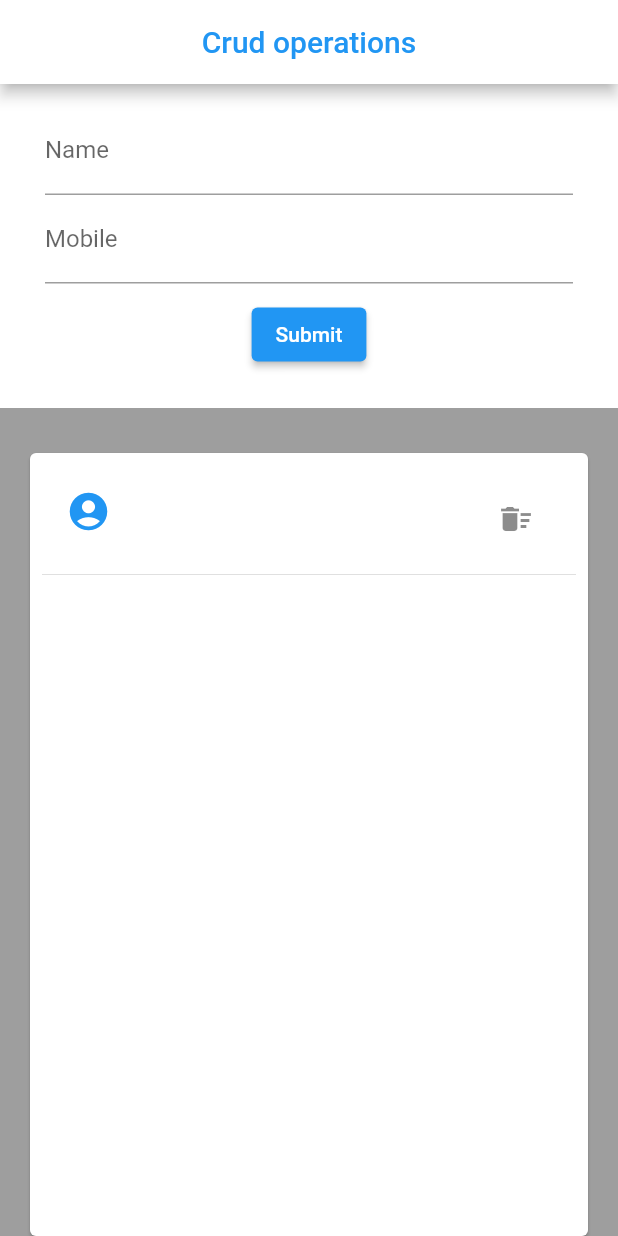
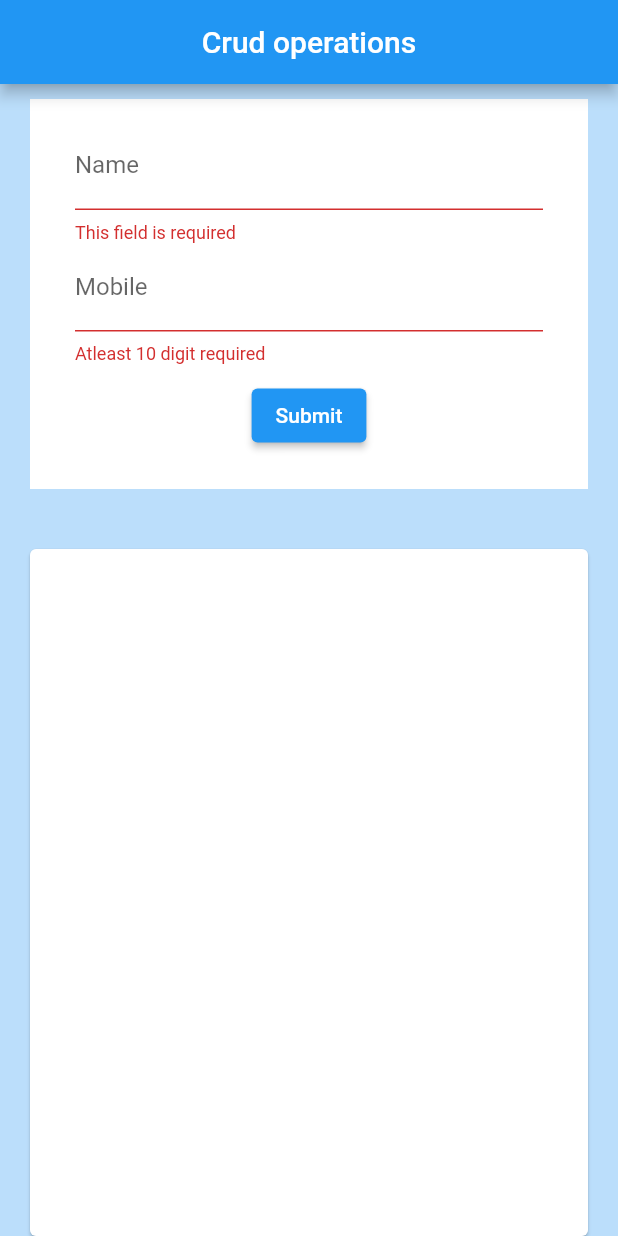
Before and after one commit to sushmitamaurya/Local_data_app, a Flutter app: the screen it shows after launch, after a tap on "Submit", on a phone screen of 412 x 824 dp. Run offline on Flutter 3.47's test engine with Material 2 defaults, Android fonts, the phone set to English and light mode, and no system bars; our stand-ins replace sqflite; accounts and stored records are empty.

Commit message:
Slove issues

```diff
--- /dev/null
+++ b/lib/homePage.dart
@@ -0,0 +1,166 @@
+import 'package:flutter/cupertino.dart';
+import 'package:flutter/material.dart';
+import 'package:flutter/src/widgets/container.dart';
+import 'package:flutter/src/widgets/framework.dart';
+import 'package:local_data/db/database_form.dart';
+import 'package:local_data/models/contact.dart';
+
+class HomePage extends StatefulWidget {
+  const HomePage({super.key});
+
+  @override
+  State<HomePage> createState() => _HomePageState();
+}
+
+class _HomePageState extends State<HomePage> {
+  Contact _contact = Contact(mobile: '', name: '', id: null);
+  List<Contact> _contacts = [];
+  DatabaseForm? _dbForm;
+
+  final _formKey = GlobalKey<FormState>();
+  final _ctrlName = TextEditingController();
+  final _ctrlMobile = TextEditingController();
+
+  @override
+  void initState() {
+    super.initState();
+    setState(() {
+      _dbForm = DatabaseForm.instace;
+    });
+    _refreshContactList();
+  }
+
+  @override
+  Widget build(BuildContext context) {
+    return Scaffold(
+      backgroundColor: Colors.blue[100],
+      appBar: AppBar(
+        backgroundColor: Colors.blue,
+        title: const Center(
+            child: Text(
+          "Crud operations",
+          style: TextStyle(color: Colors.white),
+        )),
+      ),
+      body: Center(
+          child: Column(
+        mainAxisAlignment: MainAxisAlignment.start,
+        children: [_form(), _list()],
+      )),
+    );
+  }
+
+  _form() => Container(
+        color: Colors.white,
+        margin: EdgeInsets.fromLTRB(20, 10, 20, 10),
+        padding: EdgeInsets.symmetric(vertical: 15, horizontal: 30),
+        child: Form(
+          key: _formKey,
+          child: Column(
+            children: [
+              TextFormField(
+                controller: _ctrlName,
+                decoration: InputDecoration(labelText: 'Name'),
+                onSaved: (val) => setState(() => _contact.name = val!),
+                validator: (val) =>
+                    (val!.length == 0 ? 'This field is required' : null),
+              ),
+              TextFormField(
+                controller: _ctrlMobile,
+                decoration: InputDecoration(labelText: 'Mobile'),
+                onSaved: (val) => setState(() => _contact.mobile = val!),
+                validator: (val) =>
+                    (val!.length <= 10 ? 'Atleast 10 digit required' : null),
+              ),
+              Container(
+                margin: EdgeInsets.all(10),
+                child: ElevatedButton(
+                  child: Text('Submit'),
+                  onPressed: () => _onSubmit(),
+                ),
+              )
+            ],
+          ),
+        ),
+      );
+
+  _refreshContactList() async {
+    List<Contact> x = await _dbForm!.fetchContacts();
+    setState(() {
+      _contacts = x;
+    });
+  }
+
+  _onSubmit() async {
+    var form = _formKey.currentState;
+
+    if (form!.validate()) {
+      form.save();
+
+      print("======>" + _contact.name);
+      print("======>" + _contact.mobile);
+
+      await _dbForm?.insertContact(_contact);
+      if (_contact.id != null) {
+        await _dbForm?.insertContact(_contact);
+      }
+      _refreshContactList();
+      resetForm();
+    }
+  }
+
+  resetForm() {
+    setState(() {
+      _formKey.currentState?.reset();
+      _ctrlName.clear();
+      _ctrlMobile.clear();
+      _contact.id != null;
+    });
+  }
+
+  _list() => Expanded(
+        child: Card(
+          margin: EdgeInsets.fromLTRB(20, 30, 20, 0),
+          child: ListView.builder(
+            padding: EdgeInsets.all(8),
+            itemBuilder: (context, index) {
+              return Column(
+                children: [
+                  ListTile(
+                    leading: Icon(
+                      Icons.account_circle,
+                      color: Colors.blue,
+                      size: 30,
+                    ),
+                    title: Text(
+                      _contacts[index].name.toUpperCase(),
+                      style: TextStyle(
+                          color: Colors.blue, fontWeight: FontWeight.bold),
+                    ),
+                    subtitle: Text(_contacts[index].mobile),
+                    trailing: IconButton(
+                        onPressed: () async {
+                          await _dbForm?.deleteContact(_contacts[index].id!);
+                          resetForm();
+                          _refreshContactList();
+                        },
+                        icon: Icon(Icons.delete_sweep)),
+                    onTap: () {
+                      setState(() {
+                        _contact = _contacts[index];
+                        _ctrlName.text = _contacts[index].name;
+                        _ctrlMobile.text = _contacts[index].mobile;
+                      });
+                    },
+                  ),
+                  Divider(
+                    height: 2,
+                  )
+                ],
+              );
+            },
+            itemCount: _contacts.length,
+          ),
+        ),
+      );
+}
--- a/lib/main.dart
+++ b/lib/main.dart
@@ -1,6 +1,6 @@
 import 'package:flutter/material.dart';
-import 'package:local_data/db/database_form.dart';
-import 'models/contact.dart';
+
+import 'package:local_data/homePage.dart';
 
 void main() {
   runApp(const MyApp());
@@ -17,171 +17,7 @@ class MyApp extends StatelessWidget {
       theme: ThemeData(
         primarySwatch: Colors.blue,
       ),
-      home: const MyHomePage(title: 'Flutter Demo Home Page'),
+      home: HomePage(),
     );
   }
 }
-
-class MyHomePage extends StatefulWidget {
-  const MyHomePage({super.key, required this.title});
-
-  final String title;
-
-  @override
-  State<MyHomePage> createState() => _MyHomePageState();
-}
-
-class _MyHomePageState extends State<MyHomePage> {
-  Contact _contact = Contact(mobile: '', name: '', id: 0);
-  List<Contact> _contacts = [];
-  DatabaseForm? _dbForm;
-
-  final _formKey = GlobalKey<FormState>();
-  final _ctrlName = TextEditingController();
-  final _ctrlMobile = TextEditingController();
-
-  @override
-  void initState() {
-    super.initState();
-    setState(() {
-      _dbForm = DatabaseForm.instace;
-    });
-    _refreshContactList();
-  }
-
-  @override
-  Widget build(BuildContext context) {
-    return Scaffold(
-      backgroundColor: Colors.grey,
-      appBar: AppBar(
-        backgroundColor: Colors.white,
-        title: const Center(
-            child: Text(
-          "Crud operations",
-          style: TextStyle(color: Colors.blue),
-        )),
-      ),
-      body: Center(
-          child: Column(
-        mainAxisAlignment: MainAxisAlignment.start,
-        children: [_form(), _list()],
-      )),
-    );
-  }
-
-  _form() => Container(
-        color: Colors.white,
-        padding: EdgeInsets.symmetric(vertical: 15, horizontal: 30),
-        child: Form(
-          key: _formKey,
-          child: Column(
-            children: [
-              TextFormField(
-                controller: _ctrlName,
-                decoration: InputDecoration(labelText: 'Name'),
-                onSaved: (val) => setState(() => _contact.name = val!),
-                // validator: (val) =>
-                //     (val!.length == 0 ? 'This field is required' : null),
-              ),
-              TextFormField(
-                controller: _ctrlMobile,
-                decoration: InputDecoration(labelText: 'Mobile'),
-                onSaved: (val) => setState(() => _contact.mobile = val!),
-                // validator: (val) =>
-                //     (val!.length <= 10 ? 'Atleast 10 digit required' : null),
-              ),
-              Container(
-                margin: EdgeInsets.all(10),
-                child: ElevatedButton(
-                  child: Text('Submit'),
-                  onPressed: () => _onSubmit(),
-                ),
-              )
-            ],
-          ),
-        ),
-      );
-
-  _refreshContactList() async {
-    List<Contact> x = await _dbForm!.fetchContacts();
-    setState(() {
-      _contacts = x;
-
-      // print(x);
-    });
-  }
-
-  _onSubmit() async {
-    var form = _formKey.currentState;
-    if (form!.validate()) {
-      form.save();
-      print(_contact);
-      // print(_contact.name);
-      // print(_contact.mobile);
-
-      await _dbForm?.insertContact(_contact);
-      if (_contact.id != null) {
-        await _dbForm?.insertContact(_contact);
-      } else {
-        await _dbForm?.updateContact(_contact);
-      }
-      _refreshContactList();
-      resetForm();
-    }
-  }
-
-  resetForm() {
-    setState(() {
-      _formKey.currentState?.reset();
-      _ctrlName.clear();
-      _ctrlMobile.clear();
-      _contact.id != null;
-    });
-  }
-
-  _list() => Expanded(
-        child: Card(
-          margin: EdgeInsets.fromLTRB(20, 30, 20, 0),
-          child: ListView.builder(
-            padding: EdgeInsets.all(8),
-            itemBuilder: (context, index) {
-              return Column(
-                children: [
-                  ListTile(
-                    leading: Icon(
-                      Icons.account_circle,
-                      color: Colors.blue,
-                      size: 30,
-                    ),
-                    title: Text(
-                      _contacts[index].name.toUpperCase(),
-                      style: TextStyle(
-                          color: Colors.blue, fontWeight: FontWeight.bold),
-                    ),
-                    subtitle: Text(_contacts[index].mobile),
-                    trailing: IconButton(
-                        onPressed: () async {
-                          await _dbForm?.deleteContact(_contacts[index].id);
-                          resetForm();
-                          _refreshContactList();
-                        },
-                        icon: Icon(Icons.delete_sweep)),
-                    onTap: () {
-                      setState(() {
-                        _contact = _contacts[index];
-                        _ctrlName.text = _contacts[index].name;
-                        _ctrlMobile.text = _contacts[index].mobile;
-                      });
-                    },
-                  ),
-                  Divider(
-                    height: 2,
-                  )
-                ],
-              );
-            },
-            itemCount: _contacts.length,
-          ),
-        ),
-      );
-}
--- a/lib/models/contact.dart
+++ b/lib/models/contact.dart
@@ -4,14 +4,14 @@ class Contact {
   static const colName = 'name';
   static const colMobile = 'mobile';
 
-  Contact({required this.id, required this.name, required this.mobile});
+  Contact({this.id, required this.name, required this.mobile});
 
   Contact.fromMap(Map<String, dynamic> map) {
     id = map[colID];
-    name = map[colMobile];
+    name = map[colName];
     mobile = map[colMobile];
   }
-  late int id;
+  late int? id;
   late String name;
   late String mobile;
 
```
